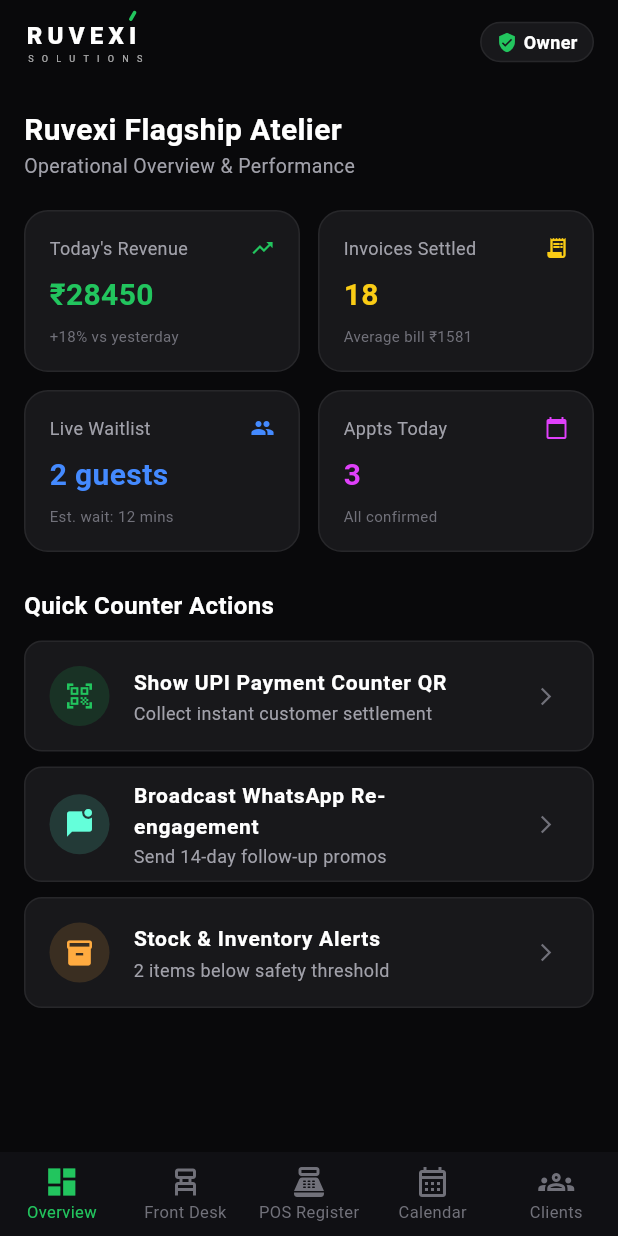
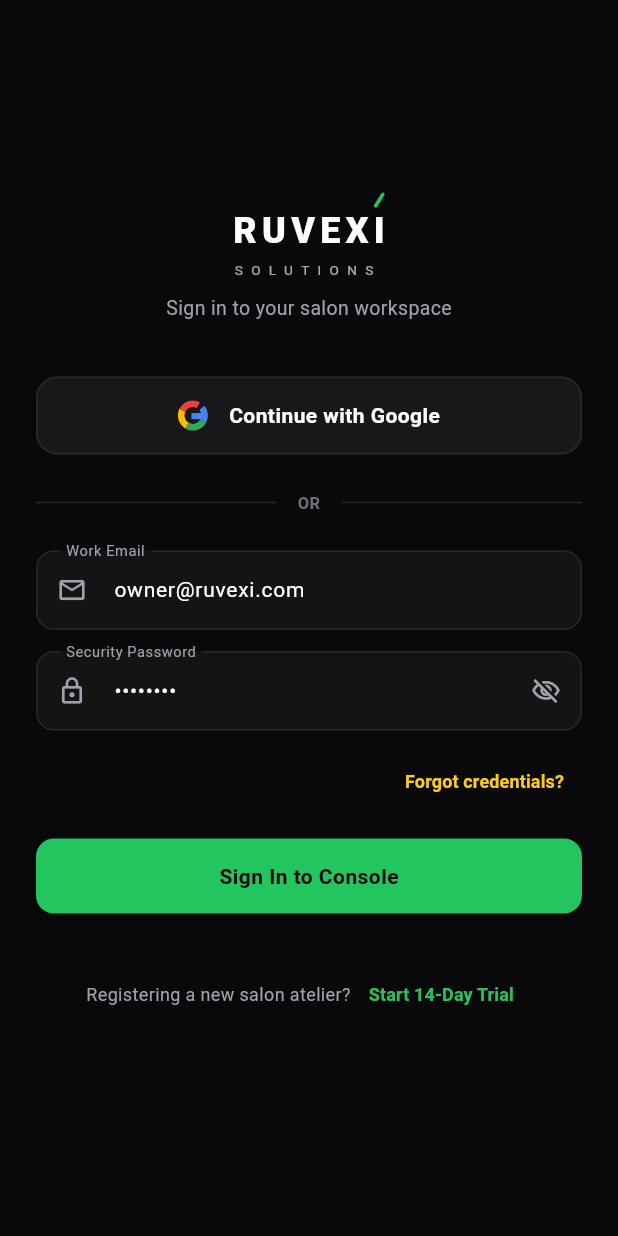
Before and after one commit to ruvexisolutions/app, a Flutter app: the screen it shows after launch, on a phone screen of 412 x 824 dp. Run offline on Flutter 3.47's test engine with Material 3 defaults, Android fonts, the phone set to English and light mode, and no system bars.

Commit message:
Add animated Splash Screen and Login Screen with Google Sign-In

```diff
--- a/lib/core/state/ruvexi_state.dart
+++ b/lib/core/state/ruvexi_state.dart
@@ -124,6 +124,33 @@ class RuvexiAppState extends ChangeNotifier {
   String userRole = "Owner";
   double todayRevenue = 28450.00;
   int todayInvoices = 18;
+
+  bool isAuthenticated = false;
+  String currentUserName = "";
+  String currentUserEmail = "";
+
+  void loginWithGoogle({required String userName, required String userEmail}) {
+    isAuthenticated = true;
+    currentUserName = userName;
+    currentUserEmail = userEmail;
+    userRole = "Owner";
+    notifyListeners();
+  }
+
+  void loginWithEmail(String email) {
+    isAuthenticated = true;
+    currentUserEmail = email;
+    currentUserName = email.split('@').first;
+    userRole = "Owner";
+    notifyListeners();
+  }
+
+  void logout() {
+    isAuthenticated = false;
+    currentUserName = "";
+    currentUserEmail = "";
+    notifyListeners();
+  }
 
   List<WalkInQueueItem> walkInQueue = [
     WalkInQueueItem(
--- /dev/null
+++ b/lib/features/auth/screens/login_screen.dart
@@ -0,0 +1,294 @@
+import 'package:flutter/material.dart';
+import 'package:ruvexi_mobile/core/state/ruvexi_state.dart';
+import 'package:ruvexi_mobile/core/theme/ruvexi_theme.dart';
+import 'package:ruvexi_mobile/shared/widgets/ruvexi_logo.dart';
+import '../../../main.dart';
+
+class LoginScreen extends StatefulWidget {
+  final RuvexiAppState appState;
+
+  const LoginScreen({super.key, required this.appState});
+
+  @override
+  State<LoginScreen> createState() => _LoginScreenState();
+}
+
+class _LoginScreenState extends State<LoginScreen> {
+  final _emailCtrl = TextEditingController(text: "owner@ruvexi.com");
+  final _passwordCtrl = TextEditingController(text: "••••••••");
+  bool _isLoading = false;
+  bool _isGoogleLoading = false;
+  bool _obscurePassword = true;
+
+  Future<void> _handleGoogleSignIn() async {
+    setState(() => _isGoogleLoading = true);
+
+    // Simulate Google OAuth flow
+    await Future.delayed(const Duration(milliseconds: 1200));
+
+    widget.appState.loginWithGoogle(
+      userName: "Priya Varma",
+      userEmail: "priya.owner@ruvexi.com",
+    );
+
+    if (!mounted) return;
+    setState(() => _isGoogleLoading = false);
+
+    Navigator.of(context).pushReplacement(
+      MaterialPageRoute(builder: (_) => MainShellScreen(appState: widget.appState)),
+    );
+  }
+
+  Future<void> _handleEmailLogin() async {
+    if (_emailCtrl.text.isEmpty) return;
+    setState(() => _isLoading = true);
+
+    await Future.delayed(const Duration(milliseconds: 800));
+
+    widget.appState.loginWithEmail(_emailCtrl.text);
+
+    if (!mounted) return;
+    setState(() => _isLoading = false);
+
+    Navigator.of(context).pushReplacement(
+      MaterialPageRoute(builder: (_) => MainShellScreen(appState: widget.appState)),
+    );
+  }
+
+  @override
+  Widget build(BuildContext context) {
+    return Scaffold(
+      backgroundColor: RuvexiTheme.background,
+      body: SafeArea(
+        child: Center(
+          child: SingleChildScrollView(
+            padding: const EdgeInsets.symmetric(horizontal: 24, vertical: 20),
+            child: Column(
+              mainAxisAlignment: MainAxisAlignment.center,
+              crossAxisAlignment: CrossAxisAlignment.stretch,
+              children: [
+                // Header Branding
+                const Center(child: RuvexiLogoWidget(fontSize: 24, showSubtitle: true)),
+                const SizedBox(height: 10),
+                Center(
+                  child: Text(
+                    "Sign in to your salon workspace",
+                    style: TextStyle(color: RuvexiTheme.textMuted, fontSize: 13),
+                  ),
+                ),
+                const SizedBox(height: 36),
+
+                // Sign In with Google Button
+                SizedBox(
+                  height: 52,
+                  child: OutlinedButton(
+                    style: OutlinedButton.styleFrom(
+                      backgroundColor: RuvexiTheme.card,
+                      side: const BorderSide(color: RuvexiTheme.border, width: 1.2),
+                      shape: RoundedRectangleBorder(borderRadius: BorderRadius.circular(14)),
+                      elevation: 0,
+                    ),
+                    onPressed: _isGoogleLoading ? null : _handleGoogleSignIn,
+                    child: _isGoogleLoading
+                        ? SizedBox(
+                            width: 20,
+                            height: 20,
+                            child: CircularProgressIndicator(strokeWidth: 2, color: RuvexiTheme.primaryAccent),
+                          )
+                        : Row(
+                            mainAxisAlignment: MainAxisAlignment.center,
+                            children: [
+                              _buildGoogleIcon(),
+                              const SizedBox(width: 14),
+                              const Text(
+                                "Continue with Google",
+                                style: TextStyle(
+                                  color: Colors.white,
+                                  fontSize: 14,
+                                  fontWeight: FontWeight.w600,
+                                  letterSpacing: 0.3,
+                                ),
+                              ),
+                            ],
+                          ),
+                  ),
+                ),
+
+                const SizedBox(height: 24),
+                // Divider OR
+                Row(
+                  children: [
+                    const Expanded(child: Divider(color: RuvexiTheme.border)),
+                    Padding(
+                      padding: const EdgeInsets.symmetric(horizontal: 14),
+                      child: Text("OR", style: TextStyle(color: RuvexiTheme.textSecondary, fontSize: 11, fontWeight: FontWeight.bold)),
+                    ),
+                    const Expanded(child: Divider(color: RuvexiTheme.border)),
+                  ],
+                ),
+                const SizedBox(height: 24),
+
+                // Email Input
+                TextField(
+                  controller: _emailCtrl,
+                  style: const TextStyle(color: Colors.white, fontSize: 14),
+                  decoration: InputDecoration(
+                    labelText: "Work Email",
+                    labelStyle: TextStyle(color: RuvexiTheme.textMuted, fontSize: 13),
+                    prefixIcon: Icon(Icons.mail_outline, color: RuvexiTheme.textMuted, size: 20),
+                    filled: true,
+                    fillColor: RuvexiTheme.surface,
+                    contentPadding: const EdgeInsets.symmetric(vertical: 16, horizontal: 16),
+                    enabledBorder: OutlineInputBorder(
+                      borderRadius: BorderRadius.circular(12),
+                      borderSide: const BorderSide(color: RuvexiTheme.border),
+                    ),
+                    focusedBorder: OutlineInputBorder(
+                      borderRadius: BorderRadius.circular(12),
+                      borderSide: BorderSide(color: RuvexiTheme.primaryAccent, width: 1.5),
+                    ),
+                  ),
+                ),
+                const SizedBox(height: 14),
+
+                // Password Input
+                TextField(
+                  controller: _passwordCtrl,
+                  obscureText: _obscurePassword,
+                  style: const TextStyle(color: Colors.white, fontSize: 14),
+                  decoration: InputDecoration(
+                    labelText: "Security Password",
+                    labelStyle: TextStyle(color: RuvexiTheme.textMuted, fontSize: 13),
+                    prefixIcon: Icon(Icons.lock_outline, color: RuvexiTheme.textMuted, size: 20),
+                    suffixIcon: IconButton(
+                      icon: Icon(
+                        _obscurePassword ? Icons.visibility_off_outlined : Icons.visibility_outlined,
+                        color: RuvexiTheme.textMuted,
+                        size: 20,
+                      ),
+                      onPressed: () => setState(() => _obscurePassword = !_obscurePassword),
+                    ),
+                    filled: true,
+                    fillColor: RuvexiTheme.surface,
+                    contentPadding: const EdgeInsets.symmetric(vertical: 16, horizontal: 16),
+                    enabledBorder: OutlineInputBorder(
+                      borderRadius: BorderRadius.circular(12),
+                      borderSide: const BorderSide(color: RuvexiTheme.border),
+                    ),
+                    focusedBorder: OutlineInputBorder(
+                      borderRadius: BorderRadius.circular(12),
+                      borderSide: BorderSide(color: RuvexiTheme.primaryAccent, width: 1.5),
+                    ),
+                  ),
+                ),
+                const SizedBox(height: 10),
+
+                Align(
+                  alignment: Alignment.centerRight,
+                  child: TextButton(
+                    onPressed: () {},
+                    child: Text(
+                      "Forgot credentials?",
+                      style: TextStyle(color: RuvexiTheme.goldAccent, fontSize: 12, fontWeight: FontWeight.w600),
+                    ),
+                  ),
+                ),
+                const SizedBox(height: 14),
+
+                // Primary Sign In Button
+                SizedBox(
+                  height: 50,
+                  child: ElevatedButton(
+                    style: ElevatedButton.styleFrom(
+                      backgroundColor: RuvexiTheme.primaryAccent,
+                      shape: RoundedRectangleBorder(borderRadius: BorderRadius.circular(12)),
+                      elevation: 2,
+                    ),
+                    onPressed: _isLoading ? null : _handleEmailLogin,
+                    child: _isLoading
+                        ? const SizedBox(
+                            width: 20,
+                            height: 20,
+                            child: CircularProgressIndicator(strokeWidth: 2, color: Colors.black),
+                          )
+                        : const Text(
+                            "Sign In to Console",
+                            style: TextStyle(
+                              color: Colors.black,
+                              fontWeight: FontWeight.bold,
+                              fontSize: 14,
+                              letterSpacing: 0.3,
+                            ),
+                          ),
+                  ),
+                ),
+                const SizedBox(height: 30),
+
+                // Register Prompt
+                Row(
+                  mainAxisAlignment: MainAxisAlignment.center,
+                  children: [
+                    Text("Registering a new salon atelier?", style: TextStyle(color: RuvexiTheme.textMuted, fontSize: 12)),
+                    TextButton(
+                      onPressed: () {},
+                      child: Text("Start 14-Day Trial", style: TextStyle(color: RuvexiTheme.primaryAccent, fontSize: 12, fontWeight: FontWeight.bold)),
+                    ),
+                  ],
+                ),
+              ],
+            ),
+          ),
+        ),
+      ),
+    );
+  }
+
+  Widget _buildGoogleIcon() {
+    return SizedBox(
+      width: 20,
+      height: 20,
+      child: CustomPaint(painter: _GoogleIconPainter()),
+    );
+  }
+}
+
+class _GoogleIconPainter extends CustomPainter {
+  @override
+  void paint(Canvas canvas, Size size) {
+    final double w = size.width;
+    final double h = size.height;
+
+    // 4-color Google G icon drawing
+    const blueColor = Color(0xFF4285F4);
+    const greenColor = Color(0xFF34A853);
+    const yellowColor = Color(0xFFFBBC05);
+    const redColor = Color(0xFFEA4335);
+
+    final rect = Rect.fromLTWH(0, 0, w, h);
+
+    // Blue horizontal bar
+    final barPaint = Paint()..color = blueColor;
+    canvas.drawRect(Rect.fromLTWH(w * 0.45, h * 0.42, w * 0.52, h * 0.2), barPaint);
+
+    // Outer arc segments
+    final strokePaint = Paint()
+      ..style = PaintingStyle.stroke
+      ..strokeWidth = w * 0.22
+      ..strokeCap = StrokeCap.butt;
+
+    strokePaint.color = blueColor;
+    canvas.drawArc(rect.deflate(w * 0.11), -0.7, 1.2, false, strokePaint);
+
+    strokePaint.color = greenColor;
+    canvas.drawArc(rect.deflate(w * 0.11), 0.5, 1.6, false, strokePaint);
+
+    strokePaint.color = yellowColor;
+    canvas.drawArc(rect.deflate(w * 0.11), 2.1, 1.5, false, strokePaint);
+
+    strokePaint.color = redColor;
+    canvas.drawArc(rect.deflate(w * 0.11), 3.6, 1.6, false, strokePaint);
+  }
+
+  @override
+  bool shouldRepaint(covariant CustomPainter oldDelegate) => false;
+}
--- a/lib/main.dart
+++ b/lib/main.dart
@@ -11,6 +11,7 @@ import 'features/attendance/screens/attendance_staff_screen.dart';
 import 'features/reports/screens/reports_analytics_screen.dart';
 import 'features/booking/screens/public_booking_screen.dart';
 import 'features/settings/screens/settings_staff_screen.dart';
+import 'features/auth/screens/splash_screen.dart';
 
 void main() {
   WidgetsFlutterBinding.ensureInitialized();
@@ -33,7 +34,7 @@ class _RuvexiAppState extends State<RuvexiApp> {
       title: 'RUVEXI Solutions - Salon OS',
       debugShowCheckedModeBanner: false,
       theme: RuvexiTheme.darkTheme,
-      home: MainShellScreen(appState: _appState),
+      home: SplashScreen(appState: _appState),
     );
   }
 }
```
Also changed, not shown: lib/features/auth/screens/splash_screen.dart (added, +156 -0 lines), 1 other file.
